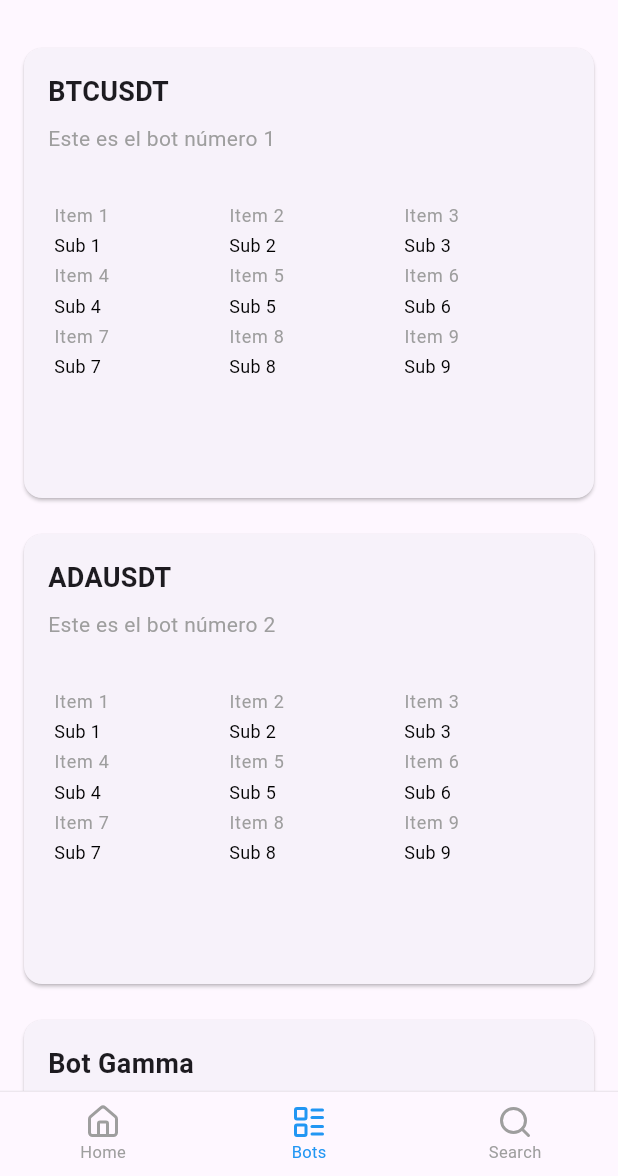
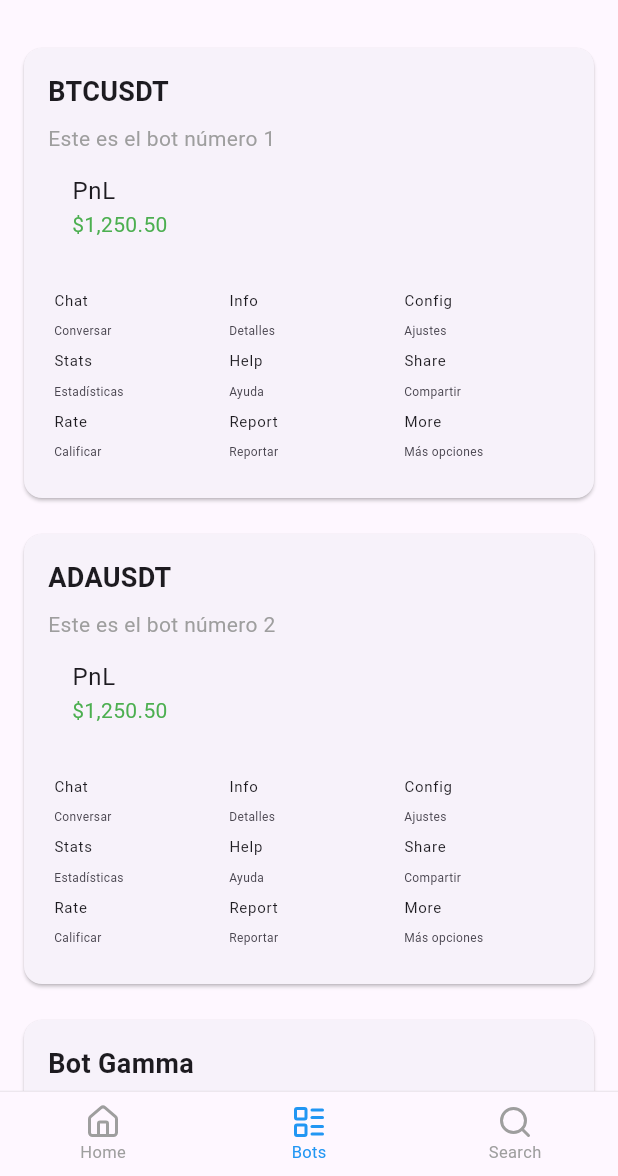
Before and after one commit to rey-sudo/blacker, a Flutter app: the screen it shows after launch, item 2 of the bottom bar chosen, on a phone screen of 412 x 824 dp, the part 60-1236 px from its top. Run offline on Flutter 3.47's test engine with Material 3 defaults, Android fonts, the phone set to English and light mode, and no system bars; our stand-ins replace flutter_svg, get.

Commit message:
Update bots_page.dart

```diff
--- a/mobile/lib/pages/bots_page.dart
+++ b/mobile/lib/pages/bots_page.dart
@@ -46,44 +46,179 @@ class BotsPage extends StatelessWidget {
                     bot["description"] ?? "Sin descripción",
                     style: const TextStyle(fontSize: 14, color: Colors.grey),
                   ),
-                  const SizedBox(height: 16),
+
+                  ListTile(
+                    title: const Text('PnL'),
+                    subtitle: const Text(
+                      '\$1,250.50',
+                      style: TextStyle(color: Colors.green),
+                    ),
+                    onTap: () => print("${bot["name"]} - PnL presionado"),
+                  ),
 
                   Expanded(
-                    child: GridView.builder(
+                    child: GridView.count(
                       shrinkWrap: true,
                       physics: const NeverScrollableScrollPhysics(),
-                      gridDelegate:
-                          const SliverGridDelegateWithFixedCrossAxisCount(
-                            crossAxisCount: 3,
-                            childAspectRatio: 3.0,
-                            crossAxisSpacing: 2,
-                            mainAxisSpacing: 2,
-                          ),
-                      itemCount: 9,
-                      itemBuilder: (context, gridIndex) {
-                        return ListTile(
+                      crossAxisCount: 3,
+                      childAspectRatio: 3.0,
+                      crossAxisSpacing: 2,
+                      mainAxisSpacing: 2,
+                      children: [
+                        ListTile(
                           dense: true,
                           contentPadding: const EdgeInsets.symmetric(
                             horizontal: 4,
                             vertical: 2,
                           ),
-                          title: Text(
-                            'Item ${gridIndex + 1}',
-                            style: const TextStyle(fontSize: 12, color: Colors.grey),
-                            overflow: TextOverflow.ellipsis,
+                          title: const Text(
+                            'Chat',
+                            style: TextStyle(fontSize: 10),
                           ),
-                          subtitle: Text(
-                            'Sub ${gridIndex + 1}',
-                            style: const TextStyle(fontSize: 12, color: Colors.black),
-                            overflow: TextOverflow.ellipsis,
+                          subtitle: const Text(
+                            'Conversar',
+                            style: TextStyle(fontSize: 8),
                           ),
-                          onTap: () {
-                            print(
-                              "${bot["name"]} - Item ${gridIndex + 1} presionado",
-                            );
-                          },
-                        );
-                      },
+                          onTap: () =>
+                              print("${bot["name"]} - Chat presionado"),
+                        ),
+                        ListTile(
+                          dense: true,
+                          contentPadding: const EdgeInsets.symmetric(
+                            horizontal: 4,
+                            vertical: 2,
+                          ),
+                          title: const Text(
+                            'Info',
+                            style: TextStyle(fontSize: 10),
+                          ),
+                          subtitle: const Text(
+                            'Detalles',
+                            style: TextStyle(fontSize: 8),
+                          ),
+                          onTap: () =>
+                              print("${bot["name"]} - Info presionado"),
+                        ),
+                        ListTile(
+                          dense: true,
+                          contentPadding: const EdgeInsets.symmetric(
+                            horizontal: 4,
+                            vertical: 2,
+                          ),
+                          title: const Text(
+                            'Config',
+                            style: TextStyle(fontSize: 10),
+                          ),
+                          subtitle: const Text(
+                            'Ajustes',
+                            style: TextStyle(fontSize: 8),
+                          ),
+                          onTap: () =>
+                              print("${bot["name"]} - Config presionado"),
+                        ),
+                        ListTile(
+                          dense: true,
+                          contentPadding: const EdgeInsets.symmetric(
+                            horizontal: 4,
+                            vertical: 2,
+                          ),
+                          title: const Text(
+                            'Stats',
+                            style: TextStyle(fontSize: 10),
+                          ),
+                          subtitle: const Text(
+                            'Estadísticas',
+                            style: TextStyle(fontSize: 8),
+                          ),
+                          onTap: () =>
+                              print("${bot["name"]} - Stats presionado"),
+                        ),
+                        ListTile(
+                          dense: true,
+                          contentPadding: const EdgeInsets.symmetric(
+                            horizontal: 4,
+                            vertical: 2,
+                          ),
+                          title: const Text(
+                            'Help',
+                            style: TextStyle(fontSize: 10),
+                          ),
+                          subtitle: const Text(
+                            'Ayuda',
+                            style: TextStyle(fontSize: 8),
+                          ),
+                          onTap: () =>
+                              print("${bot["name"]} - Help presionado"),
+                        ),
+                        ListTile(
+                          dense: true,
+                          contentPadding: const EdgeInsets.symmetric(
+                            horizontal: 4,
+                            vertical: 2,
+                          ),
+                          title: const Text(
+                            'Share',
+                            style: TextStyle(fontSize: 10),
+                          ),
+                          subtitle: const Text(
+                            'Compartir',
+                            style: TextStyle(fontSize: 8),
+                          ),
+                          onTap: () =>
+                              print("${bot["name"]} - Share presionado"),
+                        ),
+                        ListTile(
+                          dense: true,
+                          contentPadding: const EdgeInsets.symmetric(
+                            horizontal: 4,
+                            vertical: 2,
+                          ),
+                          title: const Text(
+                            'Rate',
+                            style: TextStyle(fontSize: 10),
+                          ),
+                          subtitle: const Text(
+                            'Calificar',
+                            style: TextStyle(fontSize: 8),
+                          ),
+                          onTap: () =>
+                              print("${bot["name"]} - Rate presionado"),
+                        ),
+                        ListTile(
+                          dense: true,
+                          contentPadding: const EdgeInsets.symmetric(
+                            horizontal: 4,
+                            vertical: 2,
+                          ),
+                          title: const Text(
+                            'Report',
+                            style: TextStyle(fontSize: 10),
+                          ),
+                          subtitle: const Text(
+                            'Reportar',
+                            style: TextStyle(fontSize: 8),
+                          ),
+                          onTap: () =>
+                              print("${bot["name"]} - Report presionado"),
+                        ),
+                        ListTile(
+                          dense: true,
+                          contentPadding: const EdgeInsets.symmetric(
+                            horizontal: 4,
+                            vertical: 2,
+                          ),
+                          title: const Text(
+                            'More',
+                            style: TextStyle(fontSize: 10),
+                          ),
+                          subtitle: const Text(
+                            'Más opciones',
+                            style: TextStyle(fontSize: 8),
+                          ),
+                          onTap: () =>
+                              print("${bot["name"]} - More presionado"),
+                        ),
+                      ],
                     ),
                   ),
                 ],
```
